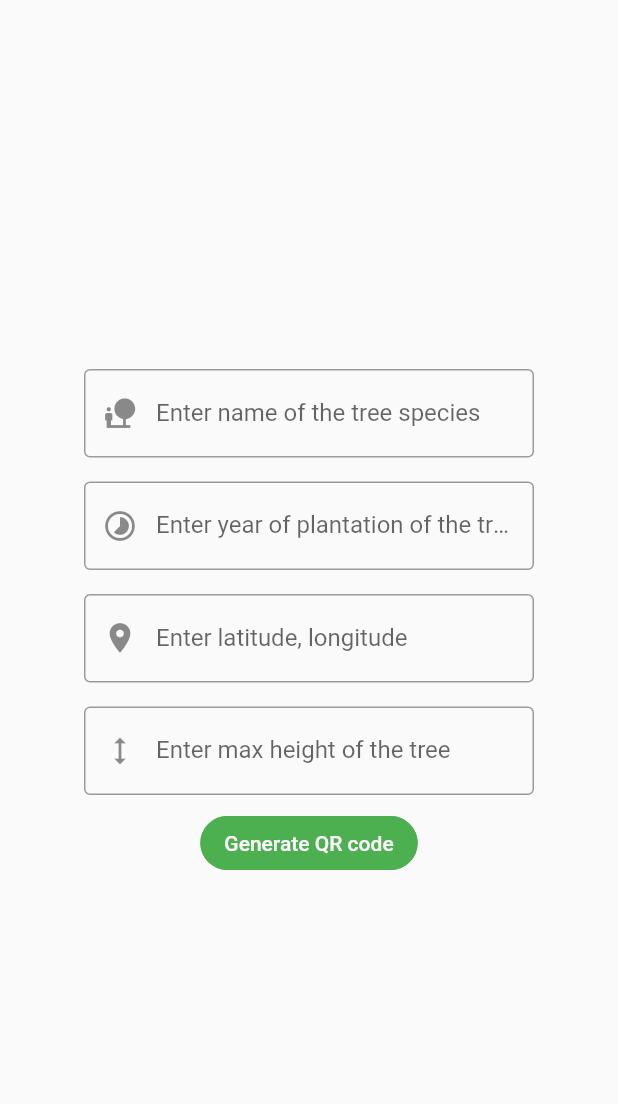
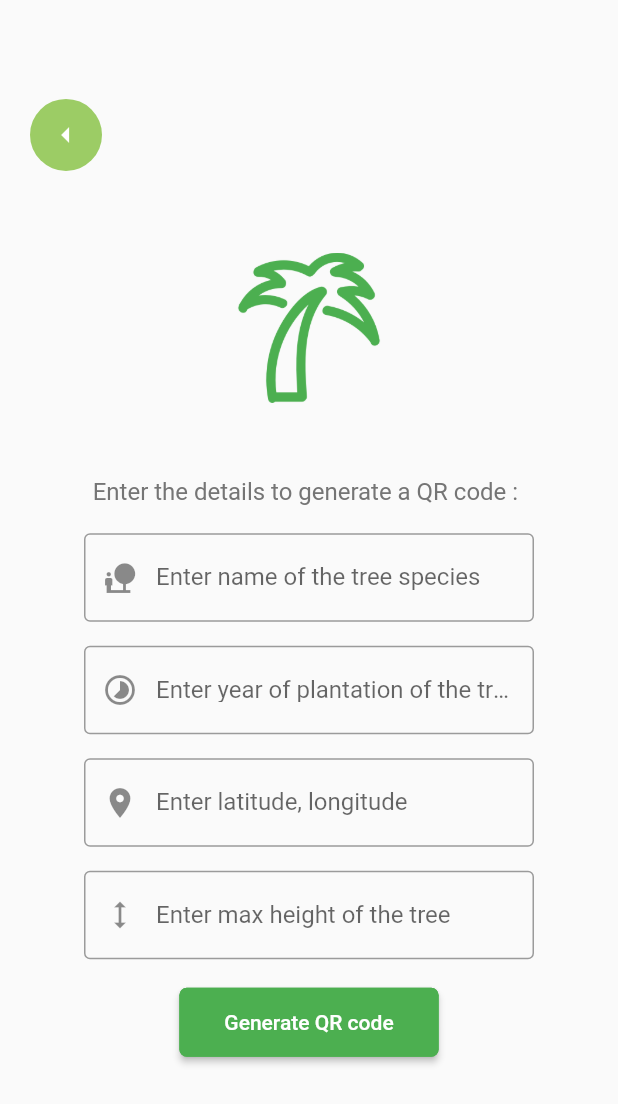
Before and after one commit to CodeFlowOrg/forestTreesTagging, a Flutter app: the screen it shows after launch, after a tap on "Add a new tree", on a phone screen of 412 x 824 dp. Shown: the top 1104 px of the screen. Run offline on Flutter 3.47's test engine with Material 2 defaults, Android fonts, the light colour scheme and no system bars; our stand-ins replace cloud_firestore, firebase_core, pdf, permission_handler, pretty_qr_code, screenshot and 1 more; missing offline and left inert: barcode_scan; accounts and stored records are empty.

Commit message:
updated some UI/UX

```diff
--- /dev/null
+++ b/lib/components/backButton.dart
@@ -0,0 +1,25 @@
+import 'package:flutter/material.dart';
+
+class backButton extends StatelessWidget {
+  @override
+  Widget build(BuildContext context) {
+    return Positioned(
+      top: MediaQuery.of(context).size.height * 0.08,
+      left: 20,
+      child: Container(
+        decoration: BoxDecoration(
+          shape: BoxShape.circle,
+          color: Colors.lightGreen[400],
+        ),
+        child: IconButton(
+            icon: Icon(
+              Icons.arrow_left,
+              color: Colors.white,
+            ),
+            onPressed: () {
+              Navigator.pop(context);
+            }),
+      ),
+    );
+  }
+}
--- a/lib/components/generatorPage.dart
+++ b/lib/components/generatorPage.dart
@@ -1,23 +1,20 @@
-
 import 'package:cloud_firestore/cloud_firestore.dart';
 
 import 'package:flutter/cupertino.dart';
 import 'package:flutter/material.dart';
+import 'package:forest_tagger/components/backButton.dart';
 import 'package:forest_tagger/components/qrshower.dart';
 import 'package:forest_tagger/main.dart';
 import 'package:uuid/uuid.dart';
 
-class GeneratorPage extends StatefulWidget{
-
+class GeneratorPage extends StatefulWidget {
   @override
   State<StatefulWidget> createState() {
     return GeneratorPageState();
   }
-
 }
 
-class GeneratorPageState extends State<GeneratorPage>{
-
+class GeneratorPageState extends State<GeneratorPage> {
   String dataToFeed = "";
   TextEditingController controllerloc = TextEditingController();
   TextEditingController controllerlen = TextEditingController();
@@ -26,12 +23,38 @@ class GeneratorPageState extends State<GeneratorPage>{
 
   @override
   Widget build(BuildContext context) {
-
     return Material(
+      child: Stack(
+        children: [
+          backButton(),
+          Center(
             child: Column(
               mainAxisAlignment: MainAxisAlignment.center,
               crossAxisAlignment: CrossAxisAlignment.center,
               children: [
+                Image(
+                  image: AssetImage("assets/images/palm-tree-outline.png"),
+                  height: 200,
+                  width: 100,
+                  color: Colors.green,
+                ),
+                Container(
+                  width: MediaQuery.of(context).size.width * 0.7,
+                  child: Wrap(
+                    children: [
+                      Text(
+                        "Enter the details to generate a QR code :",
+                        style: TextStyle(
+                          fontSize: 16,
+                          color: Colors.grey[600],
+                        ),
+                      ),
+                    ],
+                  ),
+                ),
+                SizedBox(
+                  height: 10,
+                ),
                 Padding(
                   padding: const EdgeInsets.all(8.0),
                   child: Container(
@@ -41,8 +64,7 @@ class GeneratorPageState extends State<GeneratorPage>{
                       decoration: InputDecoration(
                           labelText: 'Enter name of the tree species',
                           border: OutlineInputBorder(),
-                    prefixIcon: Icon(Icons.nature_people)
-                ),
+                          prefixIcon: Icon(Icons.nature_people)),
                     ),
                   ),
                 ),
@@ -55,8 +77,7 @@ class GeneratorPageState extends State<GeneratorPage>{
                       decoration: InputDecoration(
                           labelText: 'Enter year of plantation of the tree',
                           border: OutlineInputBorder(),
-                    prefixIcon: Icon(Icons.timelapse)
-                ),
+                          prefixIcon: Icon(Icons.timelapse)),
                     ),
                   ),
                 ),
@@ -69,8 +90,7 @@ class GeneratorPageState extends State<GeneratorPage>{
                       decoration: InputDecoration(
                           labelText: 'Enter latitude, longitude',
                           border: OutlineInputBorder(),
-                  prefixIcon: Icon(Icons.location_on)
-                ),
+                          prefixIcon: Icon(Icons.location_on)),
                     ),
                   ),
                 ),
@@ -83,16 +103,30 @@ class GeneratorPageState extends State<GeneratorPage>{
                       decoration: InputDecoration(
                           labelText: 'Enter max height of the tree',
                           border: OutlineInputBorder(),
-                    prefixIcon: Icon(Icons.height)
+                          prefixIcon: Icon(Icons.height)),
                     ),
                   ),
                 ),
+                SizedBox(
+                  height: 10,
                 ),
-          FlatButton(
-            child: Text("Generate QR code", style: TextStyle(color: Colors.white),),
-            color: Colors.green,
-            onPressed: () async{
-              if(controllerloc.text.isNotEmpty && controllerlen.text.isNotEmpty && controlleryear.text.isNotEmpty && controllername.text.isNotEmpty){
+                ElevatedButton(
+                  child: Text(
+                    "Generate QR code",
+                    style: TextStyle(color: Colors.white),
+                  ),
+                  style: ElevatedButton.styleFrom(
+                      padding:
+                          EdgeInsets.symmetric(vertical: 15, horizontal: 30),
+                      primary: Colors.green,
+                      shape: RoundedRectangleBorder(
+                          side: BorderSide(color: Colors.green, width: 3.0),
+                          borderRadius: BorderRadius.circular(5.0))),
+                  onPressed: () async {
+                    if (controllerloc.text.isNotEmpty &&
+                        controllerlen.text.isNotEmpty &&
+                        controlleryear.text.isNotEmpty &&
+                        controllername.text.isNotEmpty) {
                       String treeId = Uuid().v4();
                       String treeName = controllername.text;
                       String treeYear = controlleryear.text;
@@ -100,32 +134,63 @@ class GeneratorPageState extends State<GeneratorPage>{
                       String treeMaxLen = controllerlen.text;
 
                       FirebaseFirestore firestore = FirebaseFirestore.instance;
-                firestore.collection("trees").doc(treeId).set(
-                  {
+                      firestore.collection("trees").doc(treeId).set({
                         "treeId": treeId,
                         "treeName": treeName,
                         "treeYear": treeYear,
                         "loc": loc,
                         "treeMaxLen": treeMaxLen
-                  }
-                );
+                      });
 
                       String data = "";
-                data+=treeId+", ";
-                data+=controllerloc.text+", ";
-                data+=controllerlen.text;
-                Navigator.push(context, MaterialPageRoute(builder: (context)=> QRShower(data)));
+                      data += treeId + ", ";
+                      data += controllerloc.text + ", ";
+                      data += controllerlen.text;
+                      Navigator.push(
+                          context,
+                          MaterialPageRoute(
+                              builder: (context) => QRShower(data)));
+                    } else {
+                      return showDialog(
+                          context: context,
+                          builder: (BuildContext context) {
+                            return AlertDialog(
+                              content: Container(
+                                height: 85,
+                                child: Padding(
+                                  padding: EdgeInsets.only(),
+                                  child: Column(
+                                    children: [
+                                      Text(
+                                        "Please enter data",
+                                        style: TextStyle(
+                                          fontSize: 18,
+                                          color: Colors.red,
+                                        ),
+                                      ),
+                                      SizedBox(
+                                        height: 10,
+                                      ),
+                                      TextButton(
+                                        onPressed: () {
+                                          Navigator.pop(context);
+                                        },
+                                        child: Text('Ok'),
+                                      ),
+                                    ],
+                                  ),
+                                ),
+                              ),
+                            );
+                          });
                     }
                   },
-            shape: RoundedRectangleBorder(
-                side: BorderSide(color: Colors.green, width: 3.0),
-                borderRadius: BorderRadius.circular(20.0)
+                )
+              ],
             ),
-          )
-
+          ),
         ],
       ),
     );
-
   }
 }
--- a/lib/components/homeScreen.dart
+++ b/lib/components/homeScreen.dart
@@ -5,20 +5,74 @@ import 'package:forest_tagger/components/scannerPage.dart';
 
 import 'myflatButton.dart';
 
-class HomeScreen extends StatelessWidget{
+class HomeScreen extends StatelessWidget {
+  String name = "User";
+
   @override
   Widget build(BuildContext context) {
-
-    return Material(
+    return Scaffold(
+      body: Stack(
+        children: [
+          Center(
             child: Column(
               mainAxisAlignment: MainAxisAlignment.center,
+              children: <Widget>[
+                CircleAvatar(
+                  radius: 80,
+                  backgroundImage:
+                      new AssetImage('assets/images/sample_profile_image.jpg'),
+                ),
+                SizedBox(
+                  height: 20,
+                ),
+                Column(
                   children: [
+                    Text(
+                      "Welcome,",
+                      style: TextStyle(
+                        color: Colors.grey[700],
+                        fontSize: 20,
+                        fontWeight: FontWeight.w700,
+                      ),
+                    ),
+                    SizedBox(
+                      height: 5,
+                    ),
+                    Text(
+                      "$name",
+                      style: TextStyle(
+                        fontSize: 20,
+                        fontWeight: FontWeight.w700,
+                      ),
+                    ),
+                  ],
+                ),
+                SizedBox(
+                  height: 20,
+                ),
                 MyFlatButton("Scan QR code of a tree", ScannerPage()),
                 MyFlatButton("Add a new tree", GeneratorPage())
-          ]
+              ],
+            ),
+          ),
+          Positioned(
+              top: MediaQuery.of(context).size.height * 0.07,
+              right: 20,
+              child: ElevatedButton(
+                child: Text(
+                  "LogOut",
+                  style: TextStyle(color: Colors.white),
+                ),
+                style: ElevatedButton.styleFrom(
+                    padding: EdgeInsets.symmetric(vertical: 15, horizontal: 30),
+                    primary: Colors.green,
+                    shape: RoundedRectangleBorder(
+                        side: BorderSide(color: Colors.green, width: 3.0),
+                        borderRadius: BorderRadius.circular(5.0))),
+                onPressed: () {},
+              ))
+        ],
       ),
     );
-
   }
-
 }
--- a/lib/components/myflatButton.dart
+++ b/lib/components/myflatButton.dart
@@ -1,12 +1,11 @@
 import 'package:flutter/material.dart';
 
-class MyFlatButton extends StatelessWidget{
-
+class MyFlatButton extends StatelessWidget {
   String text;
   Widget widget;
 
-  MyFlatButton(String text, Widget widget){
-    this.text=text;
+  MyFlatButton(String text, Widget widget) {
+    this.text = text;
     this.widget = widget;
   }
 
@@ -16,19 +15,19 @@ class MyFlatButton extends StatelessWidget{
       padding: const EdgeInsets.all(8.0),
       child: FlatButton(
         padding: EdgeInsets.all(15.0),
-        onPressed: () async{
-          Navigator.of(context).push(MaterialPageRoute(builder: (context)=> widget));
+        onPressed: () async {
+          Navigator.of(context)
+              .push(MaterialPageRoute(builder: (context) => widget));
         },
         child: Text(
           text,
-          style: TextStyle(color: Colors.lightGreen, fontWeight: FontWeight.bold),
+          style:
+              TextStyle(color: Colors.lightGreen, fontWeight: FontWeight.bold),
         ),
         shape: RoundedRectangleBorder(
             side: BorderSide(color: Colors.green, width: 3.0),
-            borderRadius: BorderRadius.circular(20.0)
-        ),
+            borderRadius: BorderRadius.circular(10.0)),
       ),
     );
   }
-
 }
```
Also changed, not shown: lib/components/qrshower.dart (+39 -35 lines), lib/components/treeInfoPage.dart (+6 -15 lines), pubspec.yaml (+8 -10 lines), assets/images/palm-tree-outline.png (added), assets/images/sample_profile_image.jpg (added), pubspec.lock. Lines whose indentation alone changed are shown as unchanged.
